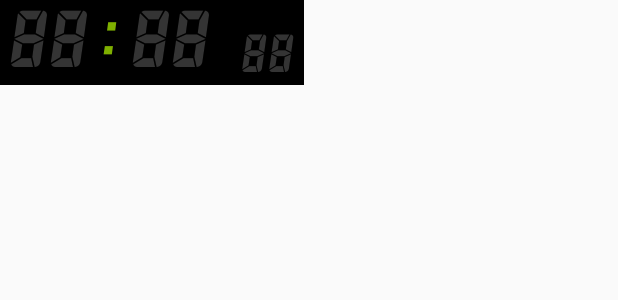
After one commit to YutarohKubo/KotlinDigitalClock, an Android app: the layout layout_clock_overlay.xml on its own in the app's theme, with its tools: preview values and no code run, on a phone screen of 412 x 824 dp. The commit adds this screen. Shown: the top 300 px of the screen. Run offline under Robolectric (Android 15) with nearby library versions, the phone set to English and light mode, and no system bars.

Commit message:
別アプリを開きながらでも、時計を閲覧可能にする対応の実施中

```diff
--- a/app/build.gradle
+++ b/app/build.gradle
@@ -34,4 +34,6 @@ dependencies {
     testImplementation 'junit:junit:4.12'
     androidTestImplementation 'androidx.test.ext:junit:1.1.1'
     androidTestImplementation 'androidx.test.espresso:espresso-core:3.1.0'
+    implementation 'org.jetbrains.kotlinx:kotlinx-coroutines-core:1.4.3'
+    implementation 'org.jetbrains.kotlinx:kotlinx-coroutines-android:1.4.3'
 }
--- a/app/src/main/AndroidManifest.xml
+++ b/app/src/main/AndroidManifest.xml
@@ -6,6 +6,7 @@
     <uses-permission android:name="android.permission.DISABLE_KEYGUARD" />
     <uses-permission android:name="android.permission.READ_EXTERNAL_STORAGE" />
     <uses-permission android:name="android.permission.SYSTEM_ALERT_WINDOW"/>
+    <uses-permission android:name="android.permission.FOREGROUND_SERVICE" />
 
     <application
         android:allowBackup="true"
@@ -33,6 +34,8 @@
         <receiver
             android:name=".AlarmBroadcastReceiver"
             android:process=":remote" />
+
+        <service android:name=".DigitalClockService" />
     </application>
 
 </manifest>
--- /dev/null
+++ b/app/src/main/res/layout/layout_clock_overlay.xml
@@ -0,0 +1,107 @@
+<?xml version="1.0" encoding="utf-8"?>
+<RelativeLayout xmlns:android="http://schemas.android.com/apk/res/android"
+    android:id="@+id/time_area_overlay"
+    android:layout_width="wrap_content"
+    android:layout_height="wrap_content"
+    android:paddingTop="6dp"
+    android:paddingLeft="6dp"
+    android:paddingRight="6dp"
+    android:paddingBottom="2dp"
+    android:background="@color/black">
+
+    <RelativeLayout
+        android:id="@+id/layout_now_hour_overlay"
+        android:layout_width="wrap_content"
+        android:layout_height="wrap_content">
+
+        <TextView
+            android:id="@+id/text_now_hour_background_overlay"
+            android:layout_width="wrap_content"
+            android:layout_height="wrap_content"
+            android:fontFamily="@font/barspbd"
+            android:text="88"
+            android:textColor="@color/sumi"
+            android:textSize="@dimen/text_size_hour_and_minute_overlay" />
+
+        <TextView
+            android:id="@+id/text_now_hour_overlay"
+            android:layout_width="wrap_content"
+            android:layout_height="wrap_content"
+            android:fontFamily="@font/barspbd"
+            android:textColor="@color/vert_prairie"
+            android:textSize="@dimen/text_size_hour_and_minute_overlay" />
+
+    </RelativeLayout>
+
+    <RelativeLayout
+        android:id="@+id/layout_divide_hour_and_minute_overlay"
+        android:layout_width="wrap_content"
+        android:layout_height="wrap_content"
+        android:layout_toRightOf="@+id/layout_now_hour_overlay">
+
+        <TextView
+            android:id="@+id/text_divide_hour_and_minute_overlay"
+            android:layout_width="wrap_content"
+            android:layout_height="wrap_content"
+            android:layout_marginLeft="8dp"
+            android:layout_marginRight="8dp"
+            android:fontFamily="@font/barspbd"
+            android:text=":"
+            android:textColor="@color/vert_prairie"
+            android:textSize="@dimen/text_size_hour_and_minute_overlay" />
+
+    </RelativeLayout>
+
+    <RelativeLayout
+        android:id="@+id/layout_now_minute_overlay"
+        android:layout_width="wrap_content"
+        android:layout_height="wrap_content"
+        android:layout_toRightOf="@+id/layout_divide_hour_and_minute_overlay">
+
+        <TextView
+            android:id="@+id/text_now_minute_background_overlay"
+            android:layout_width="wrap_content"
+            android:layout_height="wrap_content"
+            android:fontFamily="@font/barspbd"
+            android:text="88"
+            android:textColor="@color/sumi"
+            android:textSize="@dimen/text_size_hour_and_minute_overlay" />
+
+        <TextView
+            android:id="@+id/text_now_minute_overlay"
+            android:layout_width="wrap_content"
+            android:layout_height="wrap_content"
+            android:fontFamily="@font/barspbd"
+            android:textColor="@color/vert_prairie"
+            android:textSize="@dimen/text_size_hour_and_minute_overlay" />
+
+    </RelativeLayout>
+
+    <RelativeLayout
+        android:id="@+id/layout_now_second_overlay"
+        android:layout_width="wrap_content"
+        android:layout_height="wrap_content"
+        android:layout_alignBottom="@+id/layout_now_hour_overlay"
+        android:layout_marginLeft="20dp"
+        android:layout_toRightOf="@+id/layout_now_minute_overlay">
+
+            <TextView
+                android:id="@+id/text_now_second_background_overlay"
+                android:layout_width="wrap_content"
+                android:layout_height="wrap_content"
+                android:fontFamily="@font/barspbd"
+                android:text="88"
+                android:textColor="@color/sumi"
+                android:textSize="@dimen/text_size_second_overlay" />
+
+            <TextView
+                android:id="@+id/text_now_second_overlay"
+                android:layout_width="wrap_content"
+                android:layout_height="wrap_content"
+                android:fontFamily="@font/barspbd"
+                android:textColor="@color/vert_prairie"
+                android:textSize="@dimen/text_size_second_overlay" />
+
+    </RelativeLayout>
+
+</RelativeLayout>
--- a/app/src/main/res/values-sw600dp/dimen.xml
+++ b/app/src/main/res/values-sw600dp/dimen.xml
@@ -1,6 +1,5 @@
 <?xml version="1.0" encoding="utf-8"?>
 <resources>
-
     <dimen name="text_size_date">144dp</dimen>
     <dimen name="text_size_week">96dp</dimen>
     <dimen name="text_size_hour_and_minute">240dp</dimen>
@@ -8,4 +7,6 @@
     <dimen name="text_size_title">20dp</dimen>
     <dimen name="text_size_alarm_time">72dp</dimen>
 
+    <dimen name="text_size_hour_and_minute_overlay">80dp</dimen>
+    <dimen name="text_size_second_overlay">48dp</dimen>
 </resources>
--- a/app/src/main/res/values/dimen.xml
+++ b/app/src/main/res/values/dimen.xml
@@ -6,4 +6,7 @@
     <dimen name="text_size_second">64dp</dimen>
     <dimen name="text_size_title">14dp</dimen>
     <dimen name="text_size_alarm_time">48dp</dimen>
+
+    <dimen name="text_size_hour_and_minute_overlay">48dp</dimen>
+    <dimen name="text_size_second_overlay">32dp</dimen>
 </resources>
```
Also changed, not shown: app/src/main/java/chom/arikui/waffle/digitalclockapp/DigitalClockService.kt (added, +117 -0 lines), app/src/main/java/chom/arikui/waffle/digitalclockapp/EventIdUtil.kt (added, +8 -0 lines), app/src/main/java/chom/arikui/waffle/digitalclockapp/MainActivity.kt (+17 -0 lines), app/src/main/java/chom/arikui/waffle/digitalclockapp/NotificationCreator.kt (added, +33 -0 lines), app/src/main/res/layout-land/activity_main.xml (+14 -0 lines).
